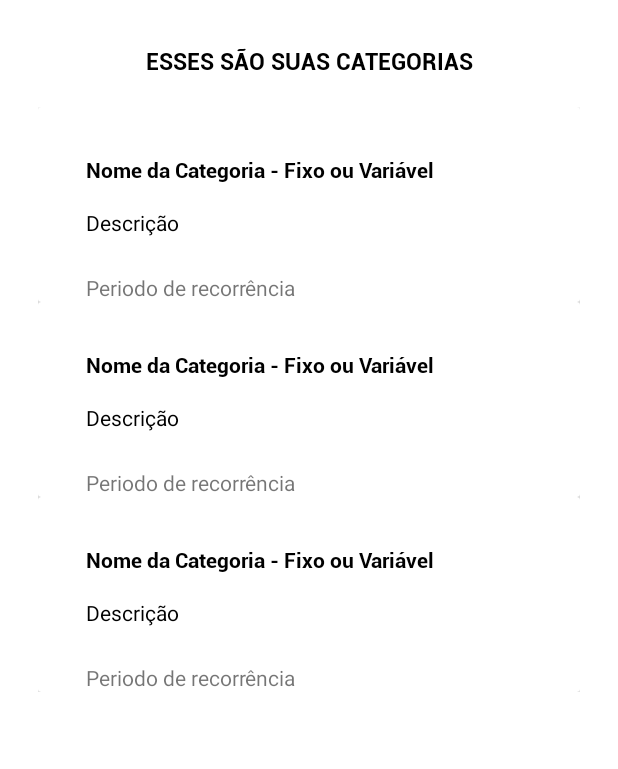
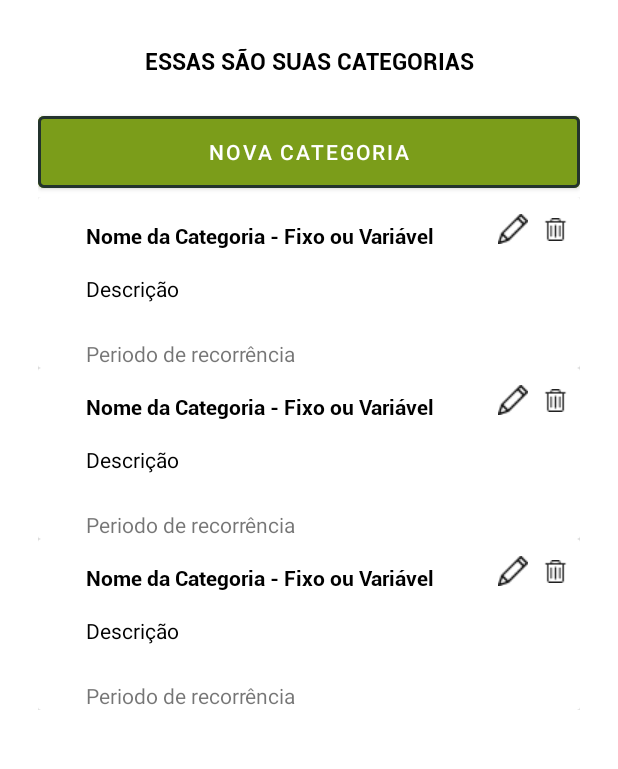
Before and after one commit to ArthurVaso/DuenDinDin---Mobile, an Android app: the layout activity_listagem_categoria.xml on its own in the app's theme, with its tools: preview values and no code run, on a phone screen of 412 x 824 dp, the part 134-903 px from its top. Run offline under Robolectric (Android 15) with nearby library versions, the phone set to English and light mode, and no system bars.

Commit message:
tela listagem de categoria alterada

```diff
--- a/app/src/main/res/layout/activity_listagem_categoria.xml
+++ b/app/src/main/res/layout/activity_listagem_categoria.xml
@@ -31,7 +31,6 @@
         android:textAlignment="center"
         android:textColor="@color/black"
         android:textSize="15sp" />
-
     <androidx.constraintlayout.widget.ConstraintLayout
         android:layout_width="match_parent"
         android:layout_height="match_parent"
@@ -39,6 +38,21 @@
         android:layout_marginTop="20dp"
         android:layout_marginRight="25dp"
         android:layout_marginBottom="40dp">
+
+        <Button
+            android:id="@+id/btn_categoria_listagem_nova_categoria"
+            android:layout_width="match_parent"
+            android:layout_height="60dp"
+            android:backgroundTint="@color/secondary_color"
+            android:backgroundTintMode="add"
+            android:text="@string/btn_categoria_listagem_nova_categoria"
+            android:textColor="@color/white"
+            app:layout_constraintEnd_toEndOf="parent"
+            app:layout_constraintHorizontal_bias="1.0"
+            app:layout_constraintStart_toStartOf="parent"
+            app:layout_constraintTop_toTopOf="parent"
+            app:strokeColor="@color/border_color"
+            app:strokeWidth="2dp" />
 
         <androidx.recyclerview.widget.RecyclerView
             android:id="@+id/rv_categorias"
@@ -48,13 +62,11 @@
             app:layout_constraintEnd_toEndOf="parent"
             app:layout_constraintHorizontal_bias="0.0"
             app:layout_constraintStart_toStartOf="parent"
-            app:layout_constraintTop_toTopOf="parent"
+            app:layout_constraintTop_toBottomOf="@+id/btn_categoria_listagem_nova_categoria"
             app:layout_constraintVertical_bias="0.0"
-            tools:listitem="@layout/category_item"/>
+            tools:listitem="@layout/category_item">
 
+        </androidx.recyclerview.widget.RecyclerView>
 
     </androidx.constraintlayout.widget.ConstraintLayout>
-
-
-
 </LinearLayout>
--- a/app/src/main/res/layout/category_item.xml
+++ b/app/src/main/res/layout/category_item.xml
@@ -1,7 +1,6 @@
 <?xml version="1.0" encoding="utf-8"?>
 <androidx.cardview.widget.CardView xmlns:android="http://schemas.android.com/apk/res/android"
     xmlns:app="http://schemas.android.com/apk/res-auto"
-    xmlns:tools="http://schemas.android.com/tools"
     android:layout_width="match_parent"
     android:layout_height="wrap_content">
 
@@ -15,9 +14,9 @@
             android:layout_width="wrap_content"
             android:layout_height="wrap_content"
             android:layout_marginStart="32dp"
-            android:layout_marginTop="32dp"
+            android:layout_marginTop="16dp"
             android:fontFamily="@font/roboto_bold"
-            android:text="Nome da Categoria - Fixo ou Variável"
+            android:text="@string/txt_categoria_item_nome"
             android:textColor="@color/black"
             app:layout_constraintStart_toStartOf="parent"
             app:layout_constraintTop_toTopOf="parent" />
@@ -28,7 +27,7 @@
             android:layout_height="wrap_content"
             android:layout_marginStart="32dp"
             android:layout_marginTop="16dp"
-            android:text="Descrição"
+            android:text="@string/txt_categoria_item_descricao"
             android:textColor="@color/black"
             app:layout_constraintStart_toStartOf="parent"
             app:layout_constraintTop_toBottomOf="@+id/textView" />
@@ -39,9 +38,38 @@
             android:layout_height="wrap_content"
             android:layout_marginStart="32dp"
             android:layout_marginTop="24dp"
-            android:text="Periodo de recorrência"
+            android:text="@string/txt_categoria_item_periodo"
             app:layout_constraintStart_toStartOf="parent"
             app:layout_constraintTop_toBottomOf="@+id/textView2" />
+
+        <ImageButton
+            android:id="@+id/imageButton"
+            android:layout_width="25dp"
+            android:layout_height="25dp"
+            android:layout_marginStart="304dp"
+            android:background="@android:color/transparent"
+            app:layout_constraintBottom_toBottomOf="parent"
+            app:layout_constraintStart_toStartOf="parent"
+            app:layout_constraintTop_toTopOf="parent"
+            app:layout_constraintVertical_bias="0.101"
+            app:srcCompat="@drawable/img_edit_button"
+            android:contentDescription="@string/cd_categoria_item_img_edit" />
+
+        <ImageButton
+            android:id="@+id/imageButton2"
+            android:layout_width="25dp"
+            android:layout_height="25dp"
+            android:layout_marginStart="5dp"
+            android:layout_marginEnd="16dp"
+            android:background="@android:color/transparent"
+            app:layout_constraintBottom_toBottomOf="parent"
+            app:layout_constraintEnd_toEndOf="parent"
+            app:layout_constraintHorizontal_bias="0.222"
+            app:layout_constraintStart_toEndOf="@+id/imageButton"
+            app:layout_constraintTop_toTopOf="parent"
+            app:layout_constraintVertical_bias="0.101"
+            app:srcCompat="@drawable/img_remove_button"
+            android:contentDescription="@string/cd_categoria_item_img_remove"/>
 
 
     </androidx.constraintlayout.widget.ConstraintLayout>
--- a/app/src/main/res/values/strings.xml
+++ b/app/src/main/res/values/strings.xml
@@ -67,7 +67,12 @@
 
     <!--    TELA LISTAGEM E EXCLUSÃO DE CATEGORIAS-->
     <string name="msg_categoria_listagem">Olá, Duen Din Din!</string>
-    <string name="msg_categoria_listagem_dados">ESSES SÃO SUAS CATEGORIAS</string>
+    <string name="msg_categoria_listagem_dados">ESSAS SÃO SUAS CATEGORIAS</string>
+        <!-- Item Categoria -->
+    <string name="txt_categoria_item_nome">Nome da Categoria - Fixo ou Variável</string>
+    <string name="txt_categoria_item_descricao">Descrição</string>
+    <string name="txt_categoria_item_periodo">Periodo de recorrência</string>
+
 
     <!-- nomes das Unidades Federativas do Brasil -->
     <string-array name="spUf">
@@ -194,6 +199,8 @@
     <string name="txt_home_vencimentos_proximos">VENCIMENTOS PRÓXIMOS</string>
     <string name="txt_home_outras_opcoes">OUTRAS OPÇÕES</string>
     <string name="txt_home_todos_os_vencimentos">Todos os Vencimentos</string>
-
+    <string name="btn_categoria_listagem_nova_categoria">Nova Categoria</string>
+    <string name="cd_categoria_item_img_edit">Imagem Button para editar uma categoria</string>
+    <string name="cd_categoria_item_img_remove">Imagem Button para remover uma categoria</string>
 
 </resources>
```
Also changed, not shown: app/src/main/res/drawable/img_remove_button.png (added).
